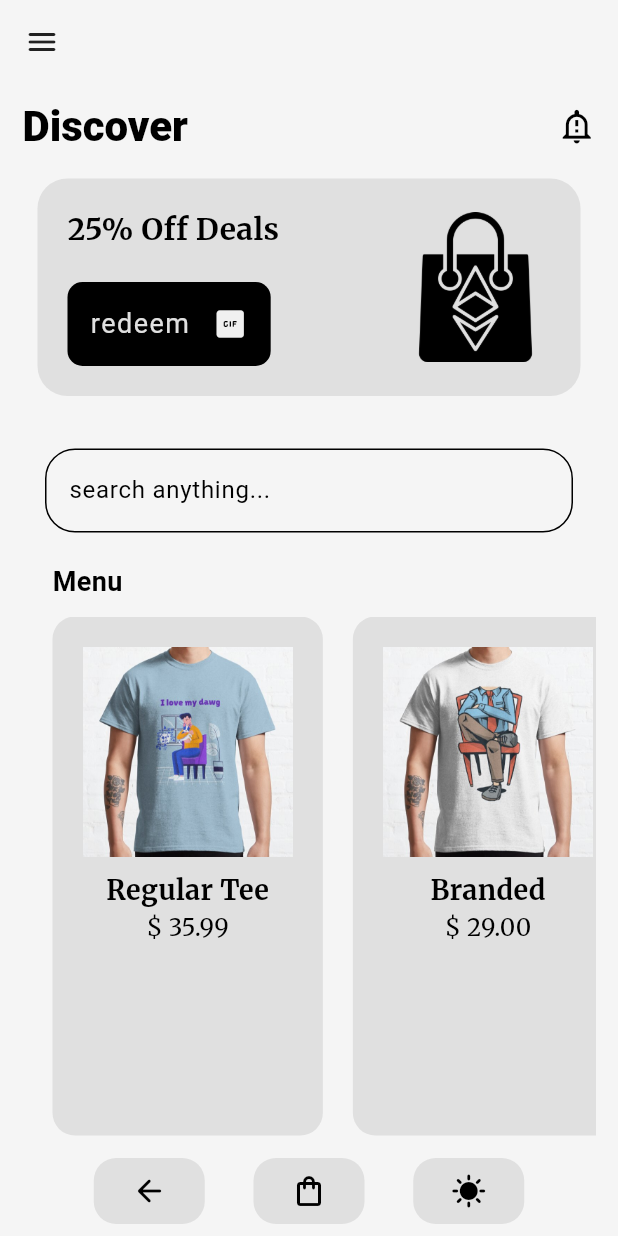
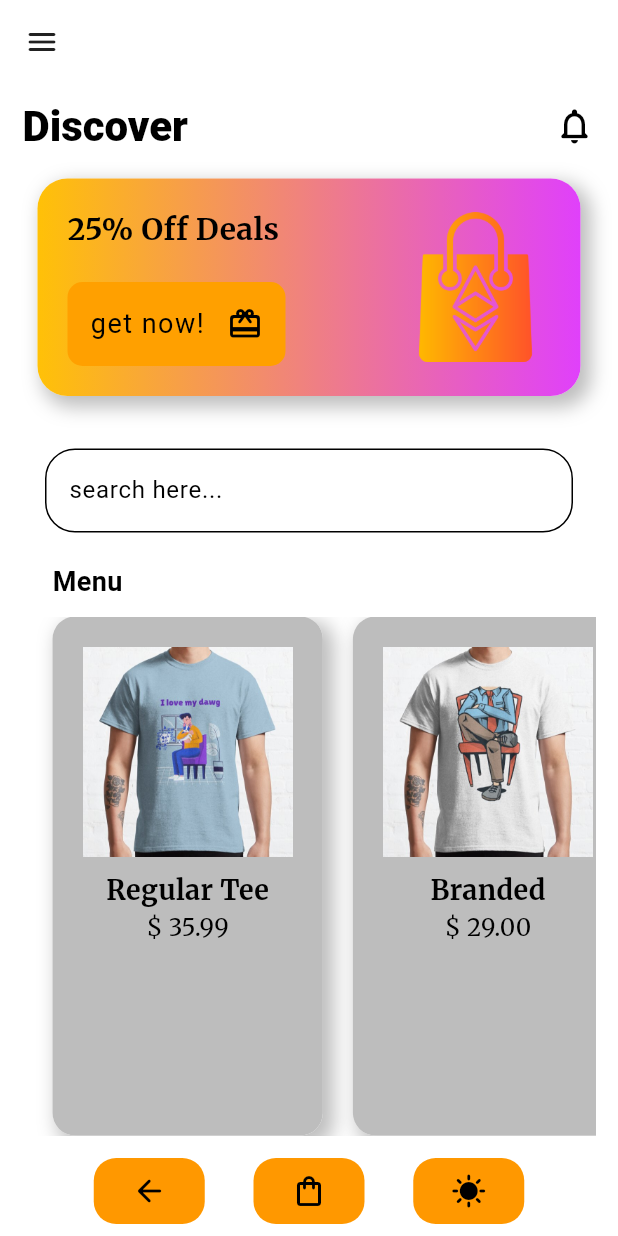
Before and after one commit to katGhost/top_store, a Flutter app: the screen it shows after launch, after a tap on "Get Started", on a phone screen of 412 x 824 dp. Run offline on Flutter 3.47's test engine with Material 3 defaults, Android fonts, the light colour scheme and no system bars; our stand-ins replace google_fonts.

Commit message:
item details page and theme changed

```diff
--- a/lib/components/button.dart
+++ b/lib/components/button.dart
@@ -32,7 +32,7 @@ class CustomButton extends StatelessWidget {
             style: GoogleFonts.merriweatherSans(
                       textStyle: TextStyle(
                         fontSize: 18,
-                        color: Theme.of(context).colorScheme.tertiary,
+                        color: Theme.of(context).colorScheme.primary,
                         fontWeight: FontWeight.normal,
                         letterSpacing: 1.0
                       ),
--- a/lib/components/clothing_tile.dart
+++ b/lib/components/clothing_tile.dart
@@ -16,30 +16,48 @@ class ClothingTile extends StatelessWidget {
         decoration: BoxDecoration(
           color: Theme.of(context).colorScheme.tertiary,
           borderRadius: BorderRadius.circular(15),
+          boxShadow: [
+            BoxShadow(
+              color: Theme.of(context).colorScheme.tertiary,
+              offset: const Offset(5.0, 5.0),
+              blurRadius: 10.0,
+              spreadRadius: 2.0,
+            ),
+            const BoxShadow(
+              color: Colors.white,
+              offset: Offset(0.0, 0.0),
+              blurRadius: 0.0,
+              spreadRadius: 0.0,
+            ),
+          ],
         ),
         margin: const EdgeInsets.only(left: 20.0),
         padding: const EdgeInsets.all(20),
         child: Column(
           children: [
             // image
-            Image.asset(clothes.imagePath,
+            Image.asset(
+              clothes.imagePath,
               height: 140,
             ),
 
-          const SizedBox(height:10),
+            const SizedBox(height: 10),
 
             // item title
-            Text(clothes.name,
+            Text(
+              clothes.name,
               style: GoogleFonts.merriweather(
                 textStyle: TextStyle(
                   fontSize: 18,
                   color: Theme.of(context).colorScheme.primary,
                   fontWeight: FontWeight.bold,
                 ),
-            ),),
+              ),
+            ),
             // item price +  item rating
             Container(
-              child: Text('\$ ${clothes.price}',
+              child: Text(
+                '\$ ${clothes.price}',
                 style: GoogleFonts.merriweather(
                   textStyle: TextStyle(
                     color: Theme.of(context).colorScheme.primary,
@@ -47,7 +65,8 @@ class ClothingTile extends StatelessWidget {
                     fontWeight: FontWeight.normal,
                   ),
                 ),
-            ),),
+              ),
+            ),
           ],
         ),
       ),
--- a/lib/main.dart
+++ b/lib/main.dart
@@ -1,6 +1,5 @@
 import 'package:flutter/material.dart';
 import 'package:provider/provider.dart';
-import 'package:top_store/pages/cart_page.dart';
 import 'package:top_store/pages/home_page.dart';
 import 'package:top_store/themes/theme_provider.dart';
 
@@ -28,7 +27,6 @@ class MyApp extends StatelessWidget {
       routes: {
         '/intropage': (context) => const IntroPage(),
         '/homepage': (context) => const HomePage(),
-        '/cartpage':(context) => const UserCart(),
       },
     );
   }
--- a/lib/pages/home_page.dart
+++ b/lib/pages/home_page.dart
@@ -4,6 +4,7 @@ import 'package:provider/provider.dart';
 import 'package:top_store/components/button.dart';
 import 'package:top_store/components/clothing_tile.dart';
 import 'package:top_store/models/clothing.dart';
+import 'package:top_store/pages/cart_page.dart';
 import 'package:top_store/pages/item_details_page.dart';
 import 'package:top_store/themes/theme_provider.dart';
 
@@ -56,6 +57,14 @@ class _HomePageState extends State<HomePage> {
     );
   }
 
+  void navigateToCart(int index) {
+    Navigator.push(context, MaterialPageRoute(builder: (context) => UserCart(
+        clothes: clothingMenu[index],
+      ),
+      ),
+    );
+  }
+
   @override
   Widget build(BuildContext context) {
     return Scaffold(
@@ -92,17 +101,40 @@ class _HomePageState extends State<HomePage> {
                   ),
 
                   Icon(
-                    Icons.notification_important_outlined,
+                    Icons.notifications_none_rounded,
                     color: Theme.of(context).colorScheme.primary,
-                    size: 25,
+                    size: 28,
                   )
                 ],
               ),
 
               // Banner
               Container(
-                decoration: BoxDecoration (color: Theme.of(context).colorScheme.tertiary,
-                borderRadius: BorderRadius.circular(20)),
+                decoration: BoxDecoration (
+                  gradient: const LinearGradient(colors:[ Colors.amber, Colors.purpleAccent],
+                  ),
+                  borderRadius: BorderRadius.circular(20),
+                  boxShadow: [
+                    BoxShadow(
+                      color: Theme.of(context).colorScheme.tertiary,
+                      offset: const Offset(
+                        5.0,
+                        5.0
+                      ),
+                      blurRadius: 10.0,
+                      spreadRadius: 2.0,
+                    ),
+                    const BoxShadow(
+                      color: Colors.white,
+                      offset: Offset(
+                        0.0,
+                        0.0
+                      ),
+                      blurRadius: 0.0,
+                      spreadRadius: 0.0,
+                    ),
+                  ],
+                ),
                 margin: const EdgeInsets.symmetric(horizontal: 10, vertical: 15),
                 padding: const EdgeInsets.symmetric(horizontal: 20, vertical: 20),
                 child: Row(
@@ -125,12 +157,12 @@ class _HomePageState extends State<HomePage> {
                         const SizedBox(height: 20),
 
                         //redeem button
-                        CustomButton(text: 'redeem',
+                        CustomButton(text: 'get now!',
+                          color: Colors.amber[700],
+                          icon: Icon(
+                            Icons.card_giftcard_rounded,
+                            size: 24,
                             color: Theme.of(context).colorScheme.primary,
-                          icon: Icon(
-                            Icons.gif_box_rounded,
-                            size: 24,
-                            color: Theme.of(context).colorScheme.background,
                           ),
                           onTap: (){
                           })
@@ -140,7 +172,6 @@ class _HomePageState extends State<HomePage> {
                     // side image
                     Image.asset('lib/images/bag_.png',
                      height: 100,
-                      color: Theme.of(context).colorScheme.primary,
                     ),
                   ],
                 ),
@@ -153,7 +184,7 @@ class _HomePageState extends State<HomePage> {
                 padding: const EdgeInsets.symmetric(horizontal: 15),
                 child: TextField(
                   decoration: InputDecoration(
-                    hintText: "search anything...",
+                    hintText: "search here...",
                     focusedBorder: OutlineInputBorder(
                       borderRadius: BorderRadius.circular(20),
                       borderSide: BorderSide(color: Theme.of(context).colorScheme.primary),
@@ -210,14 +241,17 @@ class _HomePageState extends State<HomePage> {
                   mainAxisAlignment: MainAxisAlignment.spaceEvenly,
                   children: [
                     // back button, for now
-                    GestureDetector(
+                    MouseRegion(
+                      cursor: SystemMouseCursors.click,
+                      child: GestureDetector(
                         onTap: () {
                           Navigator.pushNamed(context, '/intropage');
+
                         },
                         child: Container(
                           padding: const EdgeInsets.symmetric(vertical: 10, horizontal: 25),
                           decoration: BoxDecoration(
-                          color: Theme.of(context).colorScheme.tertiary,
+                            color: Theme.of(context).colorScheme.secondary,
                             borderRadius: BorderRadius.circular(15),
                           ),
                           child: Icon(Icons.arrow_back_rounded,
@@ -225,17 +259,17 @@ class _HomePageState extends State<HomePage> {
                           ),
                         ),
                       ),
+                    ),
 
                     // cart button
-                    GestureDetector(
-                      onTap: (){
-                        // opens the cart page
-                        Navigator.pushNamed(context, '/cartpage');
-                      },
+                    MouseRegion(
+                      cursor: SystemMouseCursors.click,
+                      child: GestureDetector(
+                        //onTap: () => navigateToCart(),
                         child: Container(
                           padding: const EdgeInsets.symmetric(vertical: 10, horizontal: 25),
                           decoration: BoxDecoration(
-                          color: Theme.of(context).colorScheme.tertiary,
+                            color: Theme.of(context).colorScheme.secondary,
                             borderRadius: BorderRadius.circular(15),
                           ),
                           child: Icon(Icons.shopping_bag_outlined,
@@ -243,9 +277,12 @@ class _HomePageState extends State<HomePage> {
                           ),
                         ),
                       ),
+                    ),
 
                     // light mode dark mode button
-                    GestureDetector(
+                    MouseRegion(
+                      cursor: SystemMouseCursors.click,
+                      child: GestureDetector(
                         onTap: (){
                           // toggles the theme (dark/light)
                           Provider.of<ThemeProvider>(context, listen: false).toggleThemeMode();
@@ -253,11 +290,12 @@ class _HomePageState extends State<HomePage> {
                         child: Container(
                           padding: const EdgeInsets.symmetric(vertical: 10, horizontal: 25),
                           decoration: BoxDecoration(
-                          color: Theme.of(context).colorScheme.tertiary,
+                            color: Theme.of(context).colorScheme.secondary,
                             borderRadius: BorderRadius.circular(15),
                           ),
                           child: Icon(Icons.sunny,
                             color: Theme.of(context).colorScheme.primary,
+                          ),
                         ),
                       ),
                     ),
--- a/lib/pages/intro_page.dart
+++ b/lib/pages/intro_page.dart
@@ -41,7 +41,7 @@ class IntroPage extends StatelessWidget {
                   style: GoogleFonts.merriweather(
                     textStyle: TextStyle(
                       fontSize: 28,
-                      color: Theme.of(context).colorScheme.tertiary,
+                      color: Theme.of(context).colorScheme.secondary,
                       fontWeight: FontWeight.bold,
                     ),
                   ),
@@ -56,7 +56,6 @@ class IntroPage extends StatelessWidget {
               padding: const EdgeInsets.all(30.0),
               child: Image.asset('lib/images/bag_.png',
               height: 300,
-              color: Theme.of(context).colorScheme.primary,
               ),
             ),
 
@@ -72,25 +71,12 @@ class IntroPage extends StatelessWidget {
               ),
             ),
 
-            // const SizedBox(height: 20),
-            // // sub
-            // Text(
-            //   "We cover a wide variety of sizes for all, we ship to all regions around the globe",
-            //   style: GoogleFonts.merriweatherSans(
-            //     textStyle: TextStyle(
-            //       fontSize: 18,
-            //       color: Theme.of(context).colorScheme.tertiary,
-            //       fontWeight: FontWeight.normal,
-            //     ),
-            //   ),
-            // ),
-
             const SizedBox(height: 30),
 
             // button
             CustomButton(text: "Get Started",
-              color: Theme.of(context).colorScheme.primary,
-              icon: Icon(Icons.alarm, color: Theme.of(context).colorScheme.background,),
+              color: Theme.of(context).colorScheme.secondary,
+              icon: Icon(Icons.arrow_forward_rounded, color: Theme.of(context).colorScheme.primary,),
               onTap: () {
               // go to home page
               Navigator.pushNamed(context, '/homepage');
--- a/lib/themes/colors.dart
+++ b/lib/themes/colors.dart
@@ -4,4 +4,4 @@ import 'package:flutter/material.dart';
 var bgDark = const Color.fromRGBO(15, 15, 15, 25);
 
 // light mode colors
-var bgLight = const Color.fromARGB(250, 245, 245, 245);
+var bgLight = const Color.fromARGB(255, 255, 255, 255);
--- a/lib/themes/theme_data.dart
+++ b/lib/themes/theme_data.dart
@@ -7,8 +7,8 @@ ThemeData lightMode = ThemeData(
   colorScheme: ColorScheme.light(
     background: bgLight,
     primary: Colors.black,
-    secondary: Colors.deepOrangeAccent,
-    tertiary: Colors.grey[300]
+    secondary: Colors.orange,
+    tertiary: Colors.grey[400]
   )
 );
 
@@ -18,7 +18,7 @@ ThemeData darkMode = ThemeData(
   colorScheme: ColorScheme.dark(
     background: bgDark,
     primary: Colors.white,
-    secondary: Colors.deepOrangeAccent,
+    secondary: Colors.orange,
     tertiary: Colors.grey[900],
   )
 );
```
Also changed, not shown: lib/components/custom_button.dart (+7 -2 lines), lib/pages/cart_page.dart (+46 -4 lines), lib/pages/item_details_page.dart (+24 -6 lines), 1 other file. Lines whose indentation alone changed are shown as unchanged.
